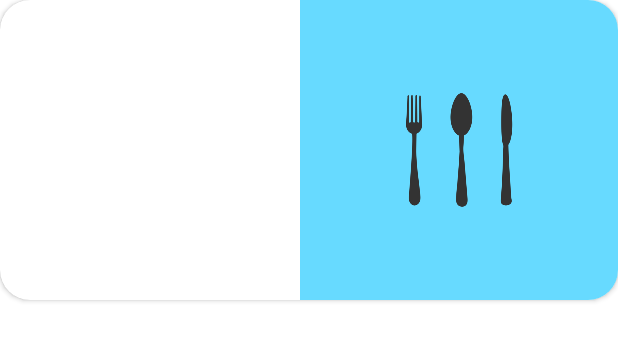
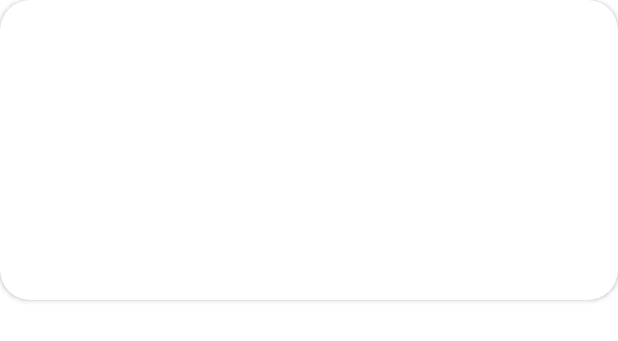
Before and after one commit to atharavmishra/Recipedia_Application, an Android app: the layout recyclerview.xml on its own in the app's theme, with its tools: preview values and no code run, on a phone screen of 412 x 824 dp. Shown: the top 341 px of the screen. Run offline under Robolectric (Android 15) with nearby library versions, the phone set to English and light mode, and no system bars.

Commit message:
Committin all the files

```diff
--- a/app/build.gradle
+++ b/app/build.gradle
@@ -36,6 +36,7 @@ dependencies {
     implementation 'com.github.bumptech.glide:glide:4.12.0'
     implementation 'com.squareup.retrofit2:retrofit:2.9.0'
     implementation 'com.squareup.retrofit2:converter-gson:2.9.0'
+    implementation 'androidx.recyclerview:recyclerview:1.2.1'
     testImplementation 'junit:junit:4.13.2'
     androidTestImplementation 'androidx.test.ext:junit:1.1.4'
     androidTestImplementation 'androidx.test.espresso:espresso-core:3.5.0'
--- a/app/src/main/java/android/myapplication/myapplication/RecipeActivity2.java
+++ b/app/src/main/java/android/myapplication/myapplication/RecipeActivity2.java
@@ -39,6 +39,7 @@ public class RecipeActivity2 extends AppCompatActivity {
         imageView = findViewById(R.id.image);
         name = findViewById(R.id.name);
         ing_list= findViewById(R.id.ingredients);
+        getSupportActionBar().hide();
         arraylist=intent.getParcelableArrayListExtra("Data");
         int pos = intent.getIntExtra("position", 0);
         Instructions = arraylist.get(pos).getAnalyzedInstructions();
--- a/app/src/main/res/layout/recyclerview.xml
+++ b/app/src/main/res/layout/recyclerview.xml
@@ -12,12 +12,7 @@
         android:outlineAmbientShadowColor="@color/black"
         app:cardCornerRadius="20dp"
         android:layout_marginBottom="25dp">
-        <ImageView
-            android:layout_width="match_parent"
-            android:layout_height="match_parent"
-            android:layout_marginLeft="200dp"
-            android:scaleType="centerCrop"
-            android:background="@drawable/image"></ImageView>
+
 
         <ImageView
             android:id="@+id/image"
```
Also changed, not shown: app/src/main/java/android/myapplication/myapplication/MainActivity.java (+17 -20 lines).
